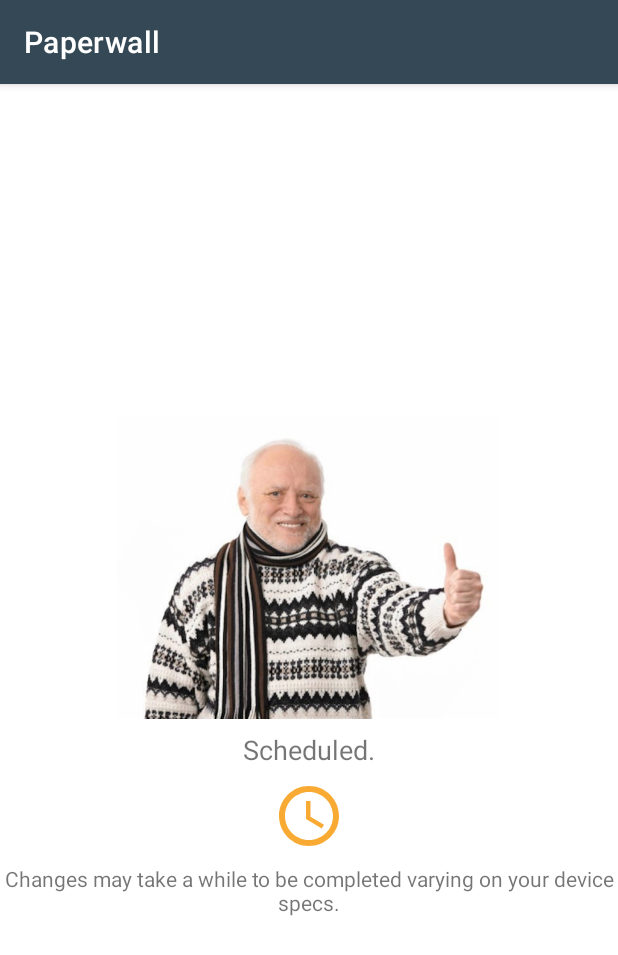
After one commit to canberkozcelik/PaperWall, an Android app: the SuccessPageFragment screen opened through its navigation route, on a phone screen of 412 x 824 dp. The commit adds this screen. Shown: the top 955 px of the screen. Run offline under Robolectric (Android 15) with nearby library versions, the phone set to English and light mode, and no system bars; our stand-ins replace data binding; libraries missing offline, so code that uses them is left out: pub.devrel.easypermissions.

Commit message:
changed paper list page, created new success page

```diff
--- /dev/null
+++ b/app/src/main/java/com/canberkozcelik/paperwall/SuccessPageFragment.kt
@@ -0,0 +1,31 @@
+package com.canberkozcelik.paperwall
+
+import android.os.Bundle
+import android.view.LayoutInflater
+import android.view.View
+import android.view.ViewGroup
+import androidx.databinding.DataBindingUtil
+import androidx.fragment.app.Fragment
+import com.canberkozcelik.paperwall.databinding.FragmentSuccessPageBinding
+import java.util.*
+import kotlin.concurrent.schedule
+
+/**
+ * Created by canberkozcelik on 2019-05-26.
+ */
+class SuccessPageFragment : Fragment() {
+
+    private lateinit var binding : FragmentSuccessPageBinding
+
+    override fun onCreateView(inflater: LayoutInflater, container: ViewGroup?, savedInstanceState: Bundle?): View? {
+        binding = DataBindingUtil.inflate(inflater, R.layout.fragment_success_page, container, false)
+        return binding.root
+    }
+
+    override fun onResume() {
+        super.onResume()
+        Timer().schedule(3000) {
+            fragmentManager?.popBackStack()
+        }
+    }
+}
--- /dev/null
+++ b/app/src/main/res/layout/fragment_success_page.xml
@@ -0,0 +1,72 @@
+<?xml version="1.0" encoding="utf-8"?>
+<layout xmlns:android="http://schemas.android.com/apk/res/android"
+    xmlns:app="http://schemas.android.com/apk/res-auto">
+
+    <androidx.constraintlayout.widget.ConstraintLayout
+        android:id="@+id/success_content"
+        android:layout_width="match_parent"
+        android:layout_height="match_parent">
+
+        <ImageView
+            android:id="@+id/imgSuccess"
+            android:layout_width="wrap_content"
+            android:layout_height="wrap_content"
+            android:layout_marginStart="8dp"
+            android:layout_marginTop="8dp"
+            android:layout_marginEnd="8dp"
+            android:contentDescription="@string/success_image_content_description"
+            android:src="@drawable/d"
+            app:layout_constraintBottom_toTopOf="@+id/text_scheduled"
+            app:layout_constraintEnd_toEndOf="parent"
+            app:layout_constraintHorizontal_bias="0.5"
+            app:layout_constraintStart_toStartOf="parent"
+            app:layout_constraintTop_toTopOf="parent"
+            app:layout_constraintVertical_chainStyle="packed" />
+
+        <TextView
+            android:id="@+id/text_scheduled"
+            android:layout_width="wrap_content"
+            android:layout_height="wrap_content"
+            android:layout_marginStart="8dp"
+            android:layout_marginTop="8dp"
+            android:layout_marginEnd="8dp"
+            android:gravity="center"
+            android:text="@string/change_wallpaper_scheduled"
+            android:textSize="18sp"
+            app:layout_constraintBottom_toTopOf="@+id/icon_success"
+            app:layout_constraintEnd_toEndOf="parent"
+            app:layout_constraintHorizontal_bias="0.5"
+            app:layout_constraintStart_toStartOf="parent"
+            app:layout_constraintTop_toBottomOf="@+id/imgSuccess" />
+
+        <ImageView
+            android:id="@+id/icon_success"
+            android:layout_width="wrap_content"
+            android:layout_height="wrap_content"
+            android:layout_marginStart="8dp"
+            android:layout_marginTop="8dp"
+            android:layout_marginEnd="8dp"
+            android:contentDescription="@string/success_icon_content_description"
+            android:src="@drawable/ic_baseline_schedule_24px"
+            app:layout_constraintBottom_toTopOf="@+id/text_change_wallpaper_warning"
+            app:layout_constraintEnd_toEndOf="parent"
+            app:layout_constraintHorizontal_bias="0.5"
+            app:layout_constraintStart_toStartOf="parent"
+            app:layout_constraintTop_toBottomOf="@+id/text_scheduled" />
+
+        <TextView
+            android:id="@+id/text_change_wallpaper_warning"
+            android:layout_width="wrap_content"
+            android:layout_height="wrap_content"
+            android:layout_marginStart="8dp"
+            android:layout_marginTop="8dp"
+            android:layout_marginEnd="8dp"
+            android:gravity="center"
+            android:text="@string/change_wallpaper_warning"
+            app:layout_constraintBottom_toBottomOf="parent"
+            app:layout_constraintEnd_toEndOf="parent"
+            app:layout_constraintHorizontal_bias="0.5"
+            app:layout_constraintStart_toStartOf="parent"
+            app:layout_constraintTop_toBottomOf="@+id/icon_success" />
+    </androidx.constraintlayout.widget.ConstraintLayout>
+</layout>
--- a/app/src/main/res/navigation/nav_main.xml
+++ b/app/src/main/res/navigation/nav_main.xml
@@ -25,9 +25,15 @@
         tools:layout="@layout/fragment_paper_list">
 
         <action
-            android:id="@+id/action_paper_list_to_wall"
-            app:popUpTo="@id/paper_wall"
+            android:id="@+id/action_paper_list_to_success"
+            app:destination="@+id/success_page"
             app:enterAnim="@anim/nav_default_pop_enter_anim"
             app:exitAnim="@anim/nav_default_pop_exit_anim" />
     </fragment>
+
+    <fragment
+        android:id="@+id/success_page"
+        android:name="com.canberkozcelik.paperwall.SuccessPageFragment"
+        android:label="fragment_success_page"
+        tools:layout="@layout/fragment_success_page" />
 </navigation>
```
Also changed, not shown: app/src/main/java/com/canberkozcelik/paperwall/PaperListFragment.kt (+3 -7 lines), app/src/main/res/layout/fragment_paper_list.xml (+0 -46 lines), app/src/main/res/layout/fragment_paper_wall.xml (+6 -5 lines).
